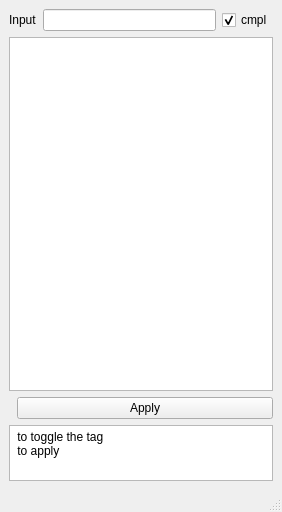
First picture: the form in mainwindow.ui, repository EugeneVert/qtmsu, before the edit.
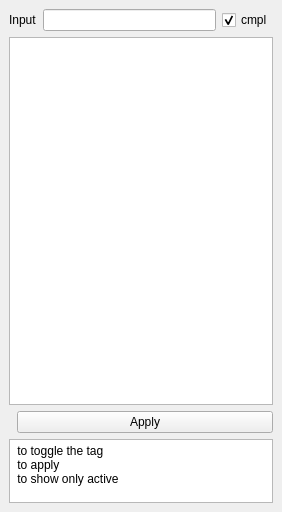
Second picture: the form after the edit. Custom widgets are drawn as their Qt base class.

Commit message: Add option to show active tags only

```diff
--- a/mainwindow.ui
+++ b/mainwindow.ui
@@ -2,6 +2,9 @@
 <ui version="4.0">
  <class>MainWindow</class>
  <widget class="QMainWindow" name="MainWindow">
+  <property name="enabled">
+   <bool>true</bool>
+  </property>
   <property name="geometry">
    <rect>
     <x>0</x>
@@ -105,7 +108,7 @@
       <property name="maximumSize">
        <size>
         <width>16777215</width>
-        <height>56</height>
+        <height>64</height>
        </size>
       </property>
       <property name="font">
@@ -139,7 +142,8 @@
       </property>
       <property name="plainText">
        <string>&lt;CR&gt; to toggle the tag
-&lt;C-CR&gt; to apply</string>
+&lt;C-CR&gt; to apply
+&lt;Alt+Shit+A&gt; to show only active</string>
       </property>
       <property name="backgroundVisible">
        <bool>false</bool>
@@ -158,7 +162,6 @@
     </rect>
    </property>
   </widget>
-  <widget class="QStatusBar" name="statusbar"/>
  </widget>
  <customwidgets>
   <customwidget>
```
Left out of the diff: 3 changed lines with no effect on the pictures. The commit also changes 4 other files.
